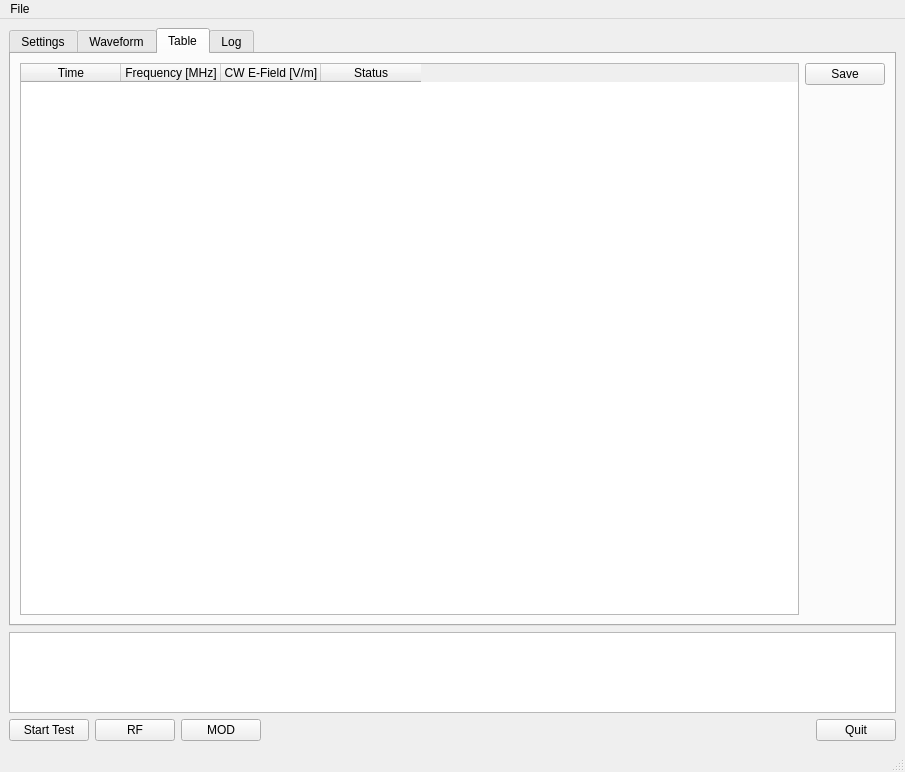
Qt form mainwindow2.ui (hgkdd/TEMField) before a commit.
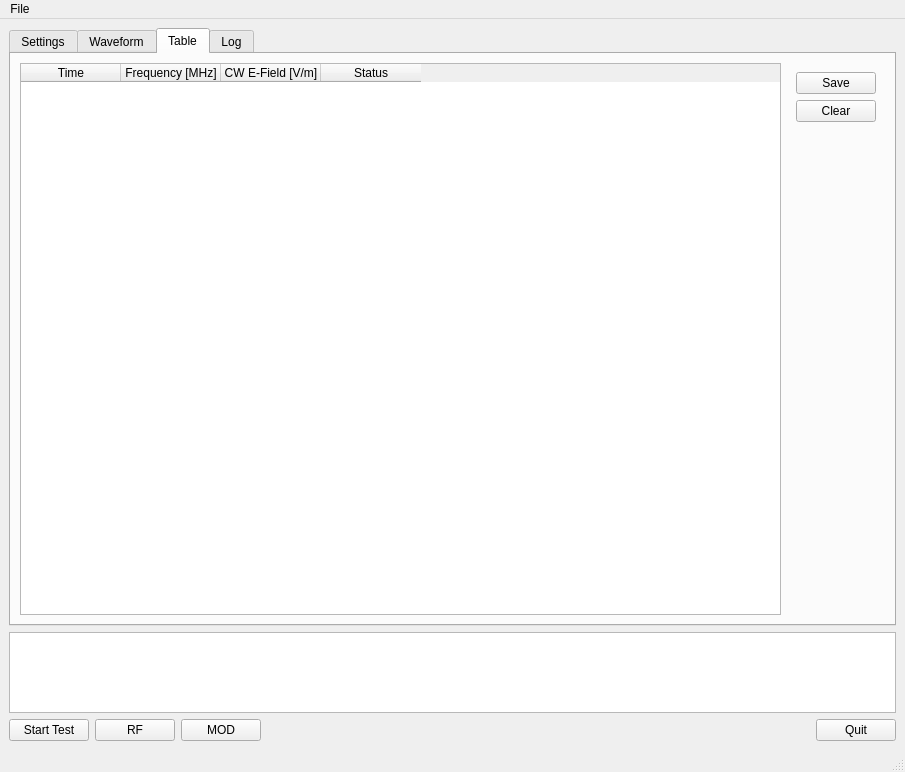
The same form after that commit. The open tabs and pages were chosen to show the change. Icons and pictures are not drawn.

Commit message: Table tab: clear button

```diff
--- a/mainwindow2.ui
+++ b/mainwindow2.ui
@@ -511,6 +511,39 @@
          <layout class="QGridLayout" name="gridLayout">
           <item row="0" column="0">
            <layout class="QGridLayout" name="gridLayout_8">
+            <item row="0" column="1">
+             <widget class="QWidget" name="widget" native="true">
+              <layout class="QGridLayout" name="gridLayout_4">
+               <item row="0" column="0" alignment="Qt::AlignmentFlag::AlignTop">
+                <widget class="QPushButton" name="save_table_pushButton">
+                 <property name="text">
+                  <string>Save</string>
+                 </property>
+                </widget>
+               </item>
+               <item row="1" column="0">
+                <widget class="QPushButton" name="clear_table_pushButton">
+                 <property name="text">
+                  <string>Clear</string>
+                 </property>
+                </widget>
+               </item>
+               <item row="2" column="0">
+                <spacer name="verticalSpacer">
+                 <property name="orientation">
+                  <enum>Qt::Orientation::Vertical</enum>
+                 </property>
+                 <property name="sizeHint" stdset="0">
+                  <size>
+                   <width>20</width>
+                   <height>40</height>
+                  </size>
+                 </property>
+                </spacer>
+               </item>
+              </layout>
+             </widget>
+            </item>
             <item row="0" column="0">
              <widget class="QTableWidget" name="table_tableWidget">
               <column>
@@ -535,13 +568,6 @@
               </column>
              </widget>
             </item>
-            <item row="0" column="1" alignment="Qt::AlignmentFlag::AlignTop">
-             <widget class="QPushButton" name="save_table_pushButton">
-              <property name="text">
-               <string>Save</string>
-              </property>
-             </widget>
-            </item>
            </layout>
           </item>
          </layout>
```
Left out of the diff: 20 changed lines with no effect on the pictures. The commit also changes 2 other files.
